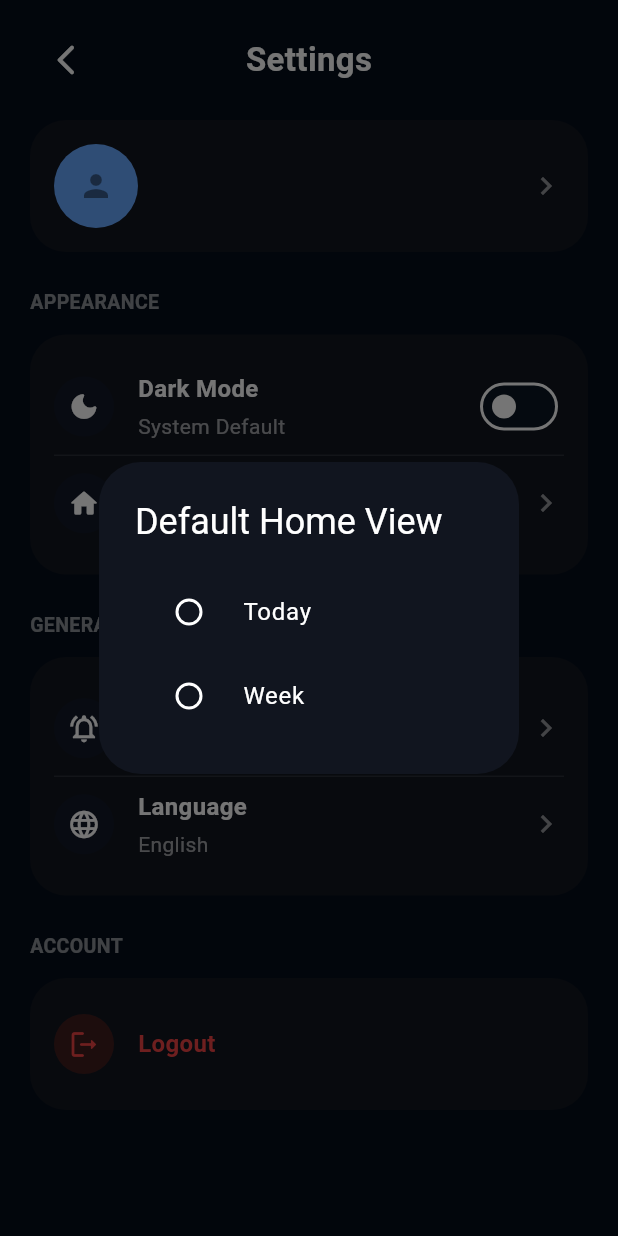
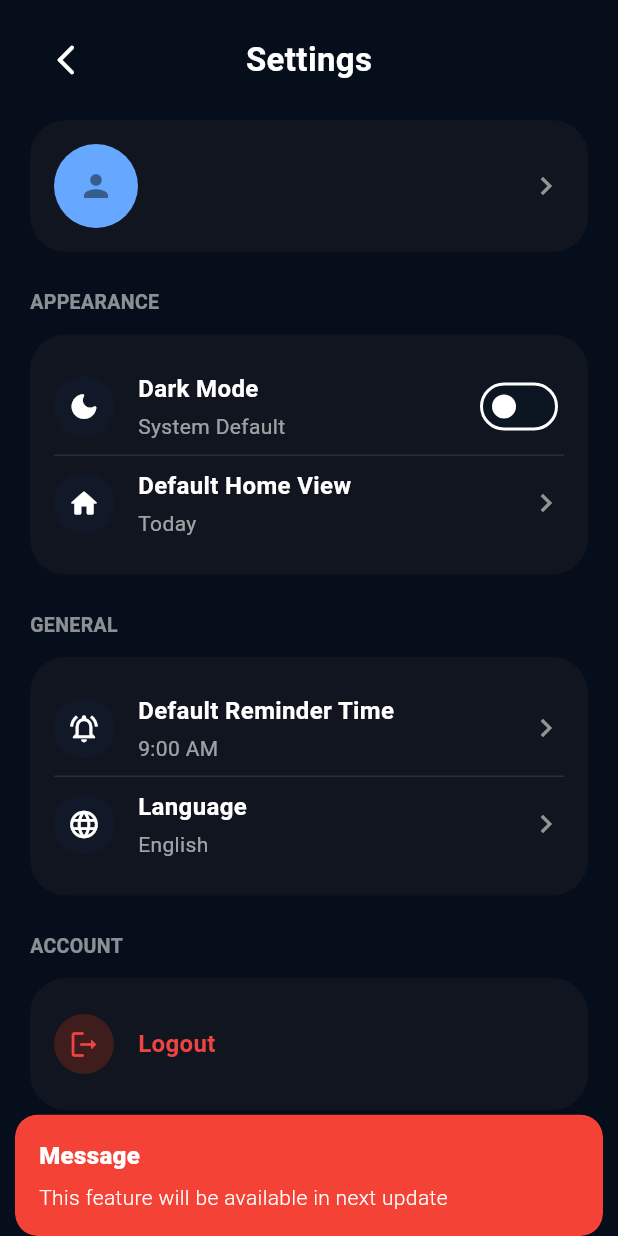
Before and after one commit to AunAbbas-hack/nova_tasks, a Flutter app: the _SettingsView screen opened directly, after a tap on "Default Home View", on a phone screen of 412 x 824 dp. Run offline on Flutter 3.47's test engine with Material 3 defaults, Android fonts, the phone set to English and light mode, and no system bars; our stand-ins replace cloud_firestore, firebase_auth, firebase_core, firebase_messaging, firebase_storage, get and 4 more; accounts and stored records are empty; Roboto replaces fonts that are missing (SFProDisplay).

```diff
--- a/lib/core/theme/app_colors.dart
+++ b/lib/core/theme/app_colors.dart
@@ -15,6 +15,13 @@ class AppColors {
   static const Color mutedGrey = Color(0xFF5C6677);
   static const Color success = Color(0xFF2ED8A7);
   static const Color error = Color(0xFFFF5A5A);
+  static const Color priorityLow=Colors.blueGrey;
+  static const Color priorityHigh = Colors.orange;
+  static const Color priorityMedium = Color(0xFF60A5FA);
+  static const Color priorityUrgent = Color(0xFFEF4444);
+
+
+
 
   const AppColors._();
 }
--- a/lib/features/auth/views/login_screen.dart
+++ b/lib/features/auth/views/login_screen.dart
@@ -93,7 +93,7 @@ class _LoginView extends StatelessWidget {
                           const _LogoBadge(),
                           const SizedBox(height: 12),
                           AppText(
-                            'TaskFlow',
+                            'Nova Tasks',
                             fontSize: 24,
                             fontWeight: FontWeight.w700,
                           ),
--- a/lib/features/auth/views/otp_screen.dart
+++ b/lib/features/auth/views/otp_screen.dart
@@ -83,7 +83,7 @@ class _OtpView extends StatelessWidget {
                   const _LogoBadge(),
                   const SizedBox(height: 16),
                   AppText(
-                    'NovaTasks',
+                    'Nova Tasks',
                     fontSize: 24,
                     fontWeight: FontWeight.w700,
                     textAlign: TextAlign.center,
--- a/lib/features/auth/views/signup_screen.dart
+++ b/lib/features/auth/views/signup_screen.dart
@@ -89,7 +89,7 @@ class _SignupView extends StatelessWidget {
                     const _LogoBadge(),
                     const SizedBox(height: 12),
                     AppText(
-                      'TaskFlow',
+                      'Nova Tasks',
                       fontSize: 24,
                       fontWeight: FontWeight.w700,
                     ),
--- a/lib/features/calendar/presentation/views/calendar_screen.dart
+++ b/lib/features/calendar/presentation/views/calendar_screen.dart
@@ -77,7 +77,6 @@ class _CalendarView extends StatelessWidget {
                         fontSize: 28,
                         fontWeight: FontWeight.w700,
                       ),
-                      Icon(Icons.calendar_today_outlined, color: Colors.white),
                     ],
                   ),
                   const SizedBox(height: 24),
--- a/lib/features/me/presentation/views/settings_screen.dart
+++ b/lib/features/me/presentation/views/settings_screen.dart
@@ -32,7 +32,7 @@ class _SettingsView extends StatelessWidget {
 
     final name = vm.currentUserName ?? 'User';
     final email = vm.currentUserEmail ?? 'no-email';
-    final text=AppLocalizations.of(context)!;
+    final loc=AppLocalizations.of(context)!;
 
     return Scaffold(
       body: SafeArea(
@@ -52,7 +52,7 @@ class _SettingsView extends StatelessWidget {
                   Expanded(
                     child: Center(
                       child: AppText(
-                        text.settings,
+                        loc.settings,
                         fontSize: 22,
                         fontWeight: FontWeight.w700,
                       ),
@@ -114,7 +114,7 @@ class _SettingsView extends StatelessWidget {
               const SizedBox(height: 24),
 
               // --------- APPEARANCE ----------
-               _SectionHeader(title: text.appearance),
+               _SectionHeader(title: loc.appearance),
               const SizedBox(height: 12),
 
               // Dark Mode
@@ -123,13 +123,14 @@ class _SettingsView extends StatelessWidget {
                   _IconTile(
                     icon: Icons.dark_mode_rounded,
                     iconBgColor: const Color(0xFF111827),
-                    title: text.darkMode,
-                    subtitle: text.systemDefault,
+                    title: loc.darkMode,
+                    subtitle: loc.systemDefault,
                     trailing: Switch(
                       value: vm.darkMode,
                       onChanged: (val) {
                         vm.setDarkMode(val);
-                        // NOTE: Tum baad me yahan actual theme change hook kar sakte ho
+                        Get.snackbar(loc.snackbar_message_title, loc.snackbar_message_body,
+                        snackPosition: SnackPosition.BOTTOM,colorText: Colors.white, backgroundColor: Colors.red);
                       },
                     ),
                   ),
@@ -137,9 +138,13 @@ class _SettingsView extends StatelessWidget {
                   _IconTile(
                     icon: Icons.home_rounded,
                     iconBgColor: const Color(0xFF111827),
-                    title: text.defaultHomeView,
+                    title: loc.defaultHomeView,
                     subtitle: vm.getLocalizedHomeView(context),
-                    onTap: () => _showHomeViewDialog(context, vm),
+                    onTap: () {
+                      Get.snackbar(loc.snackbar_message_title, loc.snackbar_message_body,
+                          snackPosition: SnackPosition.BOTTOM,colorText: Colors.white, backgroundColor: Colors.red);
+
+                    },
                     trailing: const Icon(Icons.chevron_right,
                         color: Colors.white54),
                   ),
@@ -149,7 +154,7 @@ class _SettingsView extends StatelessWidget {
               const SizedBox(height: 24),
 
               // --------- GENERAL ----------
-               _SectionHeader(title: text.general),
+               _SectionHeader(title: loc.general),
               const SizedBox(height: 12),
 
               _SettingsCard(
@@ -167,10 +172,10 @@ class _SettingsView extends StatelessWidget {
                   _IconTile(
                     icon: Icons.language_rounded,
                     iconBgColor: const Color(0xFF111827),
-                    title: text.language,
+                    title: loc.language,
                     subtitle: vm.languageCode == "en"
-                        ? text.english
-                        : text.urdu,
+                        ? loc.english
+                        : loc.urdu,
                     onTap: () => _showLanguageDialog(context, vm),
                     trailing: const Icon(Icons.chevron_right,
                         color: Colors.white54),
@@ -181,7 +186,7 @@ class _SettingsView extends StatelessWidget {
               const SizedBox(height: 24),
 
               // --------- ACCOUNT ----------
-              _SectionHeader(title: text.account),
+              _SectionHeader(title: loc.account),
               const SizedBox(height: 12),
 
               _SettingsCard(
@@ -190,7 +195,7 @@ class _SettingsView extends StatelessWidget {
                     icon: Icons.logout_rounded,
                     iconBgColor: const Color(0xFF3F1D1D),
                     iconColor: const Color(0xFFEF4444),
-                    title: text.logout,
+                    title: loc.logout,
                     titleColor: const Color(0xFFEF4444),
                     onTap: () => _confirmLogout(context, vm),
                   ),
@@ -213,13 +218,13 @@ class _SettingsView extends StatelessWidget {
       AppLocalizations.of(context)!.week
   };
     String temp = vm.defaultHomeView;
-    final text=AppLocalizations.of(context)!;
+    final loc=AppLocalizations.of(context)!;
 
     await showDialog<void>(
       context: context,
       builder: (_) => AlertDialog(
         backgroundColor: const Color(0xFF11151F),
-        title: Text(text.defaultHomeView,
+        title: Text(loc.defaultHomeView,
             style: TextStyle(color: Colors.white)),
         content: Column(
           mainAxisSize: MainAxisSize.min,
--- a/lib/l10n/app_localizations.dart
+++ b/lib/l10n/app_localizations.dart
@@ -289,18 +289,6 @@ abstract class AppLocalizations {
   /// In en, this message translates to:
   /// **'No notifications right now'**
   String get noNotificationsSubtitle;
-
-  /// No description provided for @notificationsTitle.
-  ///
-  /// In en, this message translates to:
-  /// **'Notifications'**
-  String get notificationsTitle;
-
-  /// No description provided for @notificationsClearAll.
-  ///
-  /// In en, this message translates to:
-  /// **'Clear All'**
-  String get notificationsClearAll;
 
   /// No description provided for @notificationsToday.
   ///
@@ -701,7 +689,7 @@ abstract class AppLocalizations {
   /// No description provided for @subtasksCompletedStatus.
   ///
   /// In en, this message translates to:
-  /// **'{completed} of {total} Completed'**
+  /// **'{completed} of {total} Subtasks Completed'**
   String subtasksCompletedStatus(Object completed, Object total);
 
   /// No description provided for @addSubtaskAction.
@@ -1129,6 +1117,54 @@ abstract class AppLocalizations {
   /// In en, this message translates to:
   /// **'Select Language'**
   String get selectLanguage;
+
+  /// No description provided for @snackbar_message_title.
+  ///
+  /// In en, this message translates to:
+  /// **'Message'**
+  String get snackbar_message_title;
+
+  /// No description provided for @snackbar_message_body.
+  ///
+  /// In en, this message translates to:
+  /// **'This feature will be available in next update'**
+  String get snackbar_message_body;
+
+  /// No description provided for @selectTime.
+  ///
+  /// In en, this message translates to:
+  /// **'Select Time'**
+  String get selectTime;
+
+  /// No description provided for @selectDate.
+  ///
+  /// In en, this message translates to:
+  /// **'Select Date'**
+  String get selectDate;
+
+  /// No description provided for @date_format.
+  ///
+  /// In en, this message translates to:
+  /// **'MMM d, yyyy'**
+  String get date_format;
+
+  /// No description provided for @time_format.
+  ///
+  /// In en, this message translates to:
+  /// **'hh:mm a'**
+  String get time_format;
+
+  /// No description provided for @time_am.
+  ///
+  /// In en, this message translates to:
+  /// **'AM'**
+  String get time_am;
+
+  /// No description provided for @time_pm.
+  ///
+  /// In en, this message translates to:
+  /// **'PM'**
+  String get time_pm;
 }
 
 class _AppLocalizationsDelegate
```
Also changed, not shown: lib/features/me/presentation/views/notification_screen.dart (+19 -3 lines), lib/features/startup/presentaion/views/onboarding_widgets/onboarding_page_1.dart (+8 -9 lines), lib/features/startup/presentaion/views/splash_screen.dart (+12 -15 lines), lib/features/tasks/views/add_task_screen.dart (+9 -7 lines), lib/features/tasks/views/task_detail_screen.dart (+7 -5 lines), lib/features/tasks/widgets/task_card.dart (+15 -3 lines), lib/l10n/app_en.arb (+15 -77 lines), lib/l10n/app_localizations_en.dart (+26 -7 lines), lib/l10n/app_localizations_ur.dart (+27 -9 lines), lib/l10n/app_ur.arb (+12 -71 lines), lib/features/home/presentation/home_binding.dart (deleted), 26 other files.
